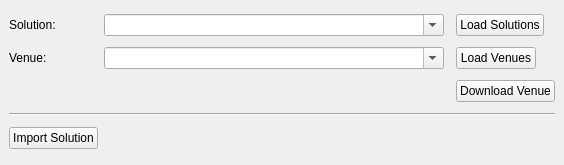
First picture: the form in mi_companion/gui/split_widgets/import_dock_widget.ui, repository MapsPeople/mi_companion, before the edit.
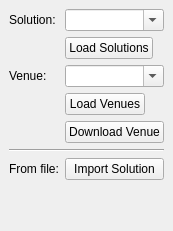
Second picture: the form after the edit.

Patch:
```diff
--- a/mi_companion/gui/split_widgets/import_dock_widget.ui
+++ b/mi_companion/gui/split_widgets/import_dock_widget.ui
@@ -6,12 +6,12 @@
             <rect>
                 <x>0</x>
                 <y>0</y>
-                <width>564</width>
-                <height>165</height>
+    <width>171</width>
+    <height>231</height>
             </rect>
         </property>
         <property name="sizePolicy">
-            <sizepolicy hsizetype="Expanding" vsizetype="Expanding">
+   <sizepolicy hsizetype="MinimumExpanding" vsizetype="MinimumExpanding">
                 <horstretch>0</horstretch>
                 <verstretch>0</verstretch>
             </sizepolicy>
@@ -20,8 +20,56 @@
             <string>Import</string>
         </property>
         <widget class="QWidget" name="dockWidgetContents">
-            <layout class="QGridLayout" name="gridLayout">
-                <item row="1" column="0">
+   <property name="sizePolicy">
+    <sizepolicy hsizetype="MinimumExpanding" vsizetype="MinimumExpanding">
+     <horstretch>0</horstretch>
+     <verstretch>0</verstretch>
+    </sizepolicy>
+   </property>
+   <layout class="QFormLayout" name="formLayout">
+    <property name="sizeConstraint">
+     <enum>QLayout::SizeConstraint::SetMinimumSize</enum>
+    </property>
+    <item row="0" column="0">
+     <widget class="QLabel" name="label">
+      <property name="sizePolicy">
+       <sizepolicy hsizetype="Maximum" vsizetype="Preferred">
+        <horstretch>0</horstretch>
+        <verstretch>0</verstretch>
+       </sizepolicy>
+      </property>
+      <property name="text">
+       <string>Solution:</string>
+      </property>
+     </widget>
+    </item>
+    <item row="0" column="1">
+     <widget class="QComboBox" name="solution_combo_box">
+      <property name="sizePolicy">
+       <sizepolicy hsizetype="MinimumExpanding" vsizetype="Fixed">
+        <horstretch>0</horstretch>
+        <verstretch>0</verstretch>
+       </sizepolicy>
+      </property>
+      <property name="editable">
+       <bool>true</bool>
+      </property>
+     </widget>
+    </item>
+    <item row="1" column="1">
+     <widget class="QPushButton" name="solution_reload_button">
+      <property name="sizePolicy">
+       <sizepolicy hsizetype="Maximum" vsizetype="Fixed">
+        <horstretch>0</horstretch>
+        <verstretch>0</verstretch>
+       </sizepolicy>
+      </property>
+      <property name="text">
+       <string>Load Solutions</string>
+      </property>
+     </widget>
+    </item>
+    <item row="2" column="0">
                     <widget class="QLabel" name="label_2">
                         <property name="sizePolicy">
                             <sizepolicy hsizetype="Maximum" vsizetype="Preferred">
@@ -34,7 +82,20 @@
                         </property>
                     </widget>
                 </item>
-                <item row="1" column="3">
+    <item row="2" column="1">
+     <widget class="QComboBox" name="venue_combo_box">
+      <property name="sizePolicy">
+       <sizepolicy hsizetype="MinimumExpanding" vsizetype="Fixed">
+        <horstretch>0</horstretch>
+        <verstretch>0</verstretch>
+       </sizepolicy>
+      </property>
+      <property name="editable">
+       <bool>true</bool>
+      </property>
+     </widget>
+    </item>
+    <item row="3" column="1">
                     <widget class="QPushButton" name="venue_reload_button">
                         <property name="sizePolicy">
                             <sizepolicy hsizetype="Maximum" vsizetype="Fixed">
@@ -47,8 +108,8 @@
                         </property>
                     </widget>
                 </item>
-                <item row="0" column="3">
-                    <widget class="QPushButton" name="solution_reload_button">
+    <item row="4" column="1">
+     <widget class="QPushButton" name="sync_button">
                         <property name="sizePolicy">
                             <sizepolicy hsizetype="Maximum" vsizetype="Fixed">
                                 <horstretch>0</horstretch>
@@ -56,73 +117,28 @@
                             </sizepolicy>
                         </property>
                         <property name="text">
-                            <string>Load Solutions</string>
+       <string>Download Venue</string>
                         </property>
                     </widget>
                 </item>
-                <item row="5" column="0" colspan="4">
+    <item row="5" column="0" colspan="2">
                     <widget class="Line" name="line">
                         <property name="orientation">
                             <enum>Qt::Horizontal</enum>
                         </property>
                     </widget>
                 </item>
-                <item row="6" column="0">
+    <item row="6" column="1">
                     <widget class="QPushButton" name="import_button">
                         <property name="text">
                             <string>Import Solution</string>
                         </property>
                     </widget>
                 </item>
-                <item row="0" column="0">
-                    <widget class="QLabel" name="label">
-                        <property name="sizePolicy">
-                            <sizepolicy hsizetype="Maximum" vsizetype="Preferred">
-                                <horstretch>0</horstretch>
-                                <verstretch>0</verstretch>
-                            </sizepolicy>
-                        </property>
+    <item row="6" column="0">
+     <widget class="QLabel" name="label_3">
                         <property name="text">
-                            <string>Solution:</string>
-                        </property>
-                    </widget>
-                </item>
-                <item row="1" column="1">
-                    <widget class="QComboBox" name="venue_combo_box">
-                        <property name="sizePolicy">
-                            <sizepolicy hsizetype="MinimumExpanding" vsizetype="Fixed">
-                                <horstretch>0</horstretch>
-                                <verstretch>0</verstretch>
-                            </sizepolicy>
-                        </property>
-                        <property name="editable">
-                            <bool>true</bool>
-                        </property>
-                    </widget>
-                </item>
-                <item row="0" column="1">
-                    <widget class="QComboBox" name="solution_combo_box">
-                        <property name="sizePolicy">
-                            <sizepolicy hsizetype="MinimumExpanding" vsizetype="Fixed">
-                                <horstretch>0</horstretch>
-                                <verstretch>0</verstretch>
-                            </sizepolicy>
-                        </property>
-                        <property name="editable">
-                            <bool>true</bool>
-                        </property>
-                    </widget>
-                </item>
-                <item row="2" column="3">
-                    <widget class="QPushButton" name="sync_button">
-                        <property name="sizePolicy">
-                            <sizepolicy hsizetype="Maximum" vsizetype="Fixed">
-                                <horstretch>0</horstretch>
-                                <verstretch>0</verstretch>
-                            </sizepolicy>
-                        </property>
-                        <property name="text">
-                            <string>Download Venue</string>
+       <string>From file:</string>
                         </property>
                     </widget>
                 </item>
```
Lines whose indentation alone changed are shown as unchanged.
